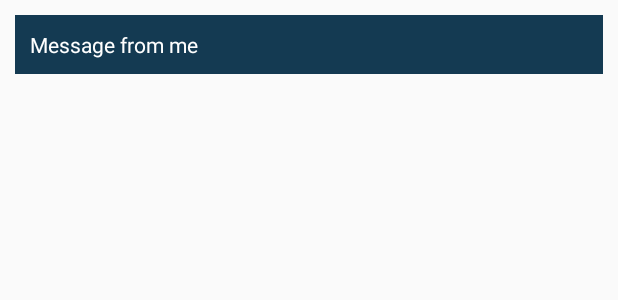
After one commit to ajmirB/Messaging, an Android app: the layout conversation_message_me_item.xml on its own in the app's theme, with its tools: preview values and no code run, on a phone screen of 412 x 824 dp. The commit adds this screen. Shown: the top 300 px of the screen. Run offline under Robolectric (Android 15) with nearby library versions, the phone set to English and light mode, and no system bars.

Commit message:
Implements conversation UI/UX

```diff
--- a/app/build.gradle
+++ b/app/build.gradle
@@ -16,6 +16,7 @@ android {
         versionCode 1
         versionName "1.0"
         testInstrumentationRunner "android.support.test.runner.AndroidJUnitRunner"
+        vectorDrawables.useSupportLibrary = true
     }
     buildTypes {
         release {
--- a/app/src/main/java/com/xception/messaging/core/model/BaseConversation.kt
+++ /dev/null
@@ -1,6 +0,0 @@
-package com.xception.messaging.core.model
-
-/**
- * Created by Ajmir Busgeeth on 22/10/2017.
- */
-data class BaseConversation(val message: String)
--- /dev/null
+++ b/app/src/main/res/layout/conversation_message_me_item.xml
@@ -0,0 +1,19 @@
+<?xml version="1.0" encoding="utf-8"?>
+<LinearLayout
+    xmlns:android="http://schemas.android.com/apk/res/android"
+    xmlns:tools="http://schemas.android.com/tools"
+    android:layout_width="match_parent"
+    android:layout_height="wrap_content"
+    android:layout_margin="@dimen/conversation_message_spacing"
+    android:background="@color/message_me_background_color"
+    android:orientation="vertical"
+    android:padding="@dimen/message_inside_spacing">
+
+    <TextView
+        android:id="@+id/message_me_text_view"
+        android:layout_width="match_parent"
+        android:layout_height="wrap_content"
+        android:textColor="@color/message_me_text_color"
+        tools:text="Message from me" />
+
+</LinearLayout>
--- a/app/src/main/res/values/colors.xml
+++ b/app/src/main/res/values/colors.xml
@@ -15,4 +15,10 @@
     <color name="sign_in_nickname_subtitle_text_color">@color/colorAccent</color>
     <color name="sign_in_nickname_input_text_color">#FFF</color>
 
+    <!-- Conversation -->
+    <color name="message_me_background_color">@color/colorPrimaryDark</color>
+    <color name="message_me_text_color">#FFF</color>
+    <color name="message_other_background_color">#e4e4e4</color>
+    <color name="message_other_text_color">@color/colorPrimaryDark</color>
+
 </resources>
--- a/app/src/main/res/values/dimens.xml
+++ b/app/src/main/res/values/dimens.xml
@@ -13,4 +13,9 @@
     <dimen name="sign_in_title_text_size">25sp</dimen>
     <dimen name="sign_in_subtitle_text_size">15sp</dimen>
 
+    <!-- Conversation -->
+    <dimen name="conversation_message_spacing">10dp</dimen>
+    <dimen name="conversation_message_text_input_spacing">10dp</dimen>
+    <dimen name="message_inside_spacing">10dp</dimen>
+
 </resources>
--- a/app/src/main/res/values/strings.xml
+++ b/app/src/main/res/values/strings.xml
@@ -8,4 +8,7 @@
     <string name="sign_in_nickname_input_hint">Enter your nickname</string>
     <string name="sign_in_button">Log In</string>
 
+    <!-- Conversation -->
+    <string name="conversation_message_text_input_hint">Enter your message</string>
+
 </resources>
```
Also changed, not shown: app/src/main/java/com/xception/messaging/core/model/BaseMessage.kt (added, +9 -0 lines), app/src/main/java/com/xception/messaging/features/channels/ChannelsActivity.kt (+9 -2 lines), app/src/main/java/com/xception/messaging/features/channels/ConversationFragment.kt (+35 -4 lines), app/src/main/java/com/xception/messaging/features/channels/items/MessageMeModel.kt (added, +22 -0 lines), app/src/main/java/com/xception/messaging/features/channels/items/MessageOtherModel.kt (added, +22 -0 lines), app/src/main/res/drawable/ic_chat_24dp.xml (added, +9 -0 lines), app/src/main/res/layout/conversation_message_other_item.xml (added, +19 -0 lines), app/src/main/res/layout/fragment_conversation.xml (+33 -1 lines).
